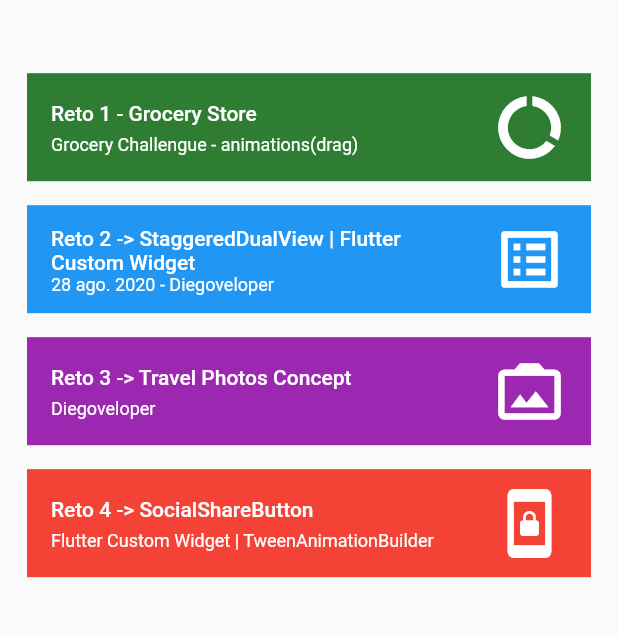
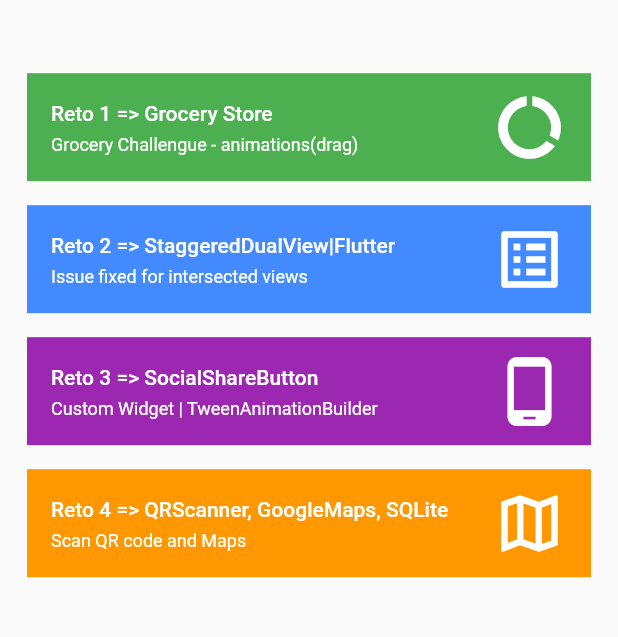
Before and after one commit to llsonyll/flutter_retos, a Flutter app: the screen it shows after launch, on a phone screen of 412 x 824 dp, the part 201-838 px from its top. Run offline on Flutter 3.47's test engine with Material 2 defaults, Android fonts, the phone set to English and light mode, and no system bars; our stand-ins replace google_fonts.

Commit message:
homeTask

```diff
--- /dev/null
+++ b/lib/QrScanner/MainQrScanner.dart
@@ -0,0 +1,14 @@
+import 'package:flutter/material.dart';
+
+class MainQrScanner extends StatelessWidget {
+  const MainQrScanner({Key key}) : super(key: key);
+
+  @override
+  Widget build(BuildContext context) {
+    return Scaffold(
+      body: Center(
+        child: Text('QRscanner'),
+      ),
+    );
+  }
+}
--- /dev/null
+++ b/lib/bloc_retos/bloc_retos.dart
@@ -0,0 +1,3 @@
+import 'package:flutter/material.dart';
+
+class BlocRetos extends ChangeNotifier {}
--- /dev/null
+++ b/lib/bloc_retos/retos.dart
@@ -0,0 +1,64 @@
+import 'package:flutter/cupertino.dart';
+import 'package:flutter/material.dart';
+
+class Reto {
+  final String name;
+  final String description;
+  final IconData icon;
+  final String route;
+  final Color background;
+
+  const Reto({
+    @required this.name,
+    @required this.description,
+    this.icon = Icons.ac_unit,
+    @required this.route,
+    this.background = Colors.black,
+  });
+}
+
+const List<Reto> retos = [
+  Reto(
+    name: 'Reto 1 => Grocery Store',
+    description: 'Grocery Challengue - animations(drag)',
+    icon: Icons.data_usage,
+    route: 'GroceryChallengue',
+    background: Colors.green,
+  ),
+  Reto(
+    name: 'Reto 2 => StaggeredDualView|Flutter',
+    description: 'Issue fixed for intersected views',
+    icon: Icons.list_alt,
+    route: 'StaggeredDualView',
+    background: Colors.blueAccent,
+  ),
+  Reto(
+    name: 'Reto 3 => SocialShareButton',
+    description: 'Custom Widget | TweenAnimationBuilder',
+    icon: Icons.phone_android_outlined,
+    route: 'SocialShareButton',
+    background: Colors.purple,
+  ),
+  Reto(
+    name: 'Reto 4 => QRScanner, GoogleMaps, SQLite',
+    description: 'Scan QR code and Maps',
+    icon: Icons.map_outlined,
+    route: 'QrScanner',
+    background: Colors.orange,
+  ),
+
+  /* Reto(
+    name: 'Reto 5 => LinkedInUI',
+    description: 'Copy of a better UI for LinkedIn',
+    icon: Icons.work_off_outlined,
+    route: 'LinkedInUI',
+    background: Colors.red,
+  ),
+  Reto(
+    name: 'Reto 3 => TravelPhotosConcept',
+    description: 'Diegoveloper',
+    icon: Icons.data_usage,
+    route: 'TravelPhotosConcept',
+    background: Colors.black,
+  ), */
+];
--- a/lib/home.dart
+++ b/lib/home.dart
@@ -1,4 +1,6 @@
 import 'package:flutter/material.dart';
+
+import 'bloc_retos/retos.dart';
 
 class HomePage extends StatelessWidget {
   const HomePage({Key key}) : super(key: key);
@@ -10,7 +12,6 @@ class HomePage extends StatelessWidget {
       child: Scaffold(
         body: Padding(
           padding: const EdgeInsets.all(10.0),
-          child: Expanded(
           child: Column(
             crossAxisAlignment: CrossAxisAlignment.stretch,
             children: [
@@ -34,132 +35,45 @@ class HomePage extends StatelessWidget {
                 ),
               ),
               Expanded(
-                  child: ListView(
-                    children: [
-                      Padding(
+                child: ListView.builder(
+                  itemCount: retos.length,
+                  itemBuilder: (context, index) {
+                    final reto = retos[index];
+                    return Padding(
                       padding: const EdgeInsets.all(8.0),
                       child: ListTile(
                         onTap: () {
-                            Navigator.of(context)
-                                .pushNamed('GroceryChallengue');
+                          Navigator.of(context).pushNamed(reto.route);
                         },
                         title: Text(
-                            'Reto 1 - Grocery Store',
+                          reto.name,
                           style: Theme.of(context)
                               .textTheme
                               .bodyText1
                               .copyWith(color: Colors.white),
                         ),
                         subtitle: Text(
-                            'Grocery Challengue - animations(drag)',
+                          reto.description,
                           style: Theme.of(context)
                               .textTheme
                               .caption
                               .copyWith(color: Colors.white),
                         ),
-                          tileColor: Colors.green[800],
+                        tileColor: reto.background,
                         trailing: Icon(
-                            Icons.data_usage,
+                          reto.icon,
                           color: Colors.white,
                           size: 50,
                         ),
                       ),
-                      ),
-                      Padding(
-                        padding: const EdgeInsets.all(8.0),
-                        child: ListTile(
-                          onTap: () {
-                            Navigator.of(context)
-                                .pushNamed('StaggeredDualView');
+                    );
                   },
-                          title: Text(
-                            'Reto 2 -> StaggeredDualView | Flutter Custom Widget',
-                            style: Theme.of(context)
-                                .textTheme
-                                .bodyText1
-                                .copyWith(color: Colors.white),
-                          ),
-                          subtitle: Text(
-                            '28 ago. 2020 - Diegoveloper',
-                            style: Theme.of(context)
-                                .textTheme
-                                .caption
-                                .copyWith(color: Colors.white),
-                          ),
-                          tileColor: Colors.blue,
-                          trailing: Icon(
-                            Icons.list_alt,
-                            color: Colors.white,
-                            size: 50,
-                          ),
-                        ),
-                      ),
-                      Padding(
-                        padding: const EdgeInsets.all(8.0),
-                        child: ListTile(
-                          onTap: () {
-                            Navigator.of(context)
-                                .pushNamed('TravelPhotosConcept');
-                          },
-                          title: Text(
-                            'Reto 3 -> Travel Photos Concept',
-                            style: Theme.of(context)
-                                .textTheme
-                                .bodyText1
-                                .copyWith(color: Colors.white),
-                          ),
-                          subtitle: Text(
-                            'Diegoveloper',
-                            style: Theme.of(context)
-                                .textTheme
-                                .caption
-                                .copyWith(color: Colors.white),
-                          ),
-                          tileColor: Colors.purple,
-                          trailing: Icon(
-                            Icons.photo_camera_back,
-                            color: Colors.white,
-                            size: 50,
-                          ),
-                        ),
-                      ),
-                      Padding(
-                        padding: const EdgeInsets.all(8.0),
-                        child: ListTile(
-                          onTap: () {
-                            Navigator.of(context)
-                                .pushNamed('SocialShareButton');
-                          },
-                          title: Text(
-                            'Reto 4 -> SocialShareButton',
-                            style: Theme.of(context)
-                                .textTheme
-                                .bodyText1
-                                .copyWith(color: Colors.white),
-                          ),
-                          subtitle: Text(
-                            'Flutter Custom Widget | TweenAnimationBuilder',
-                            style: Theme.of(context)
-                                .textTheme
-                                .caption
-                                .copyWith(color: Colors.white),
-                          ),
-                          tileColor: Colors.red,
-                          trailing: Icon(
-                            Icons.screen_lock_portrait_outlined,
-                            color: Colors.white,
-                            size: 50,
-                          ),
-                        ),
-                      ),
-                    ],
                 ),
               ),
             ],
           ),
         ),
       ),
-      ),
     );
   }
 }
--- a/lib/main.dart
+++ b/lib/main.dart
@@ -1,10 +1,13 @@
 import 'package:flutter/material.dart';
 import 'package:flutter_retos/GroceryStoreChallengue/main_grocery_store_challengue.dart';
+import 'package:flutter_retos/LinkedIn/main_linked_in.dart';
 import 'package:flutter_retos/SocialShareButton/mainSocialShareButton.dart';
 import 'package:flutter_retos/StaggeredDualView/main_staggered_dual_view.dart';
 import 'package:flutter_retos/TravelPhotosConcept/main_travel_photos.dart';
 import 'package:flutter_retos/home.dart';
 import 'package:google_fonts/google_fonts.dart';
+
+import 'QrScanner/MainQrScanner.dart';
 
 main(List<String> args) {
   runApp(MyApp());
@@ -30,6 +33,8 @@ class MyApp extends StatelessWidget {
         'TravelPhotosConcept': (BuildContext context) =>
             MainTravelPhotosConcept(),
         'SocialShareButton': (BuildContext context) => MainSocialShareButton(),
+        'LinkedInUI': (BuildContext context) => MainLinkedIn(),
+        'QrScanner': (BuildContext context) => MainQrScanner(),
       },
       initialRoute: 'home',
     );
```
Lines whose indentation alone changed are shown as unchanged.
